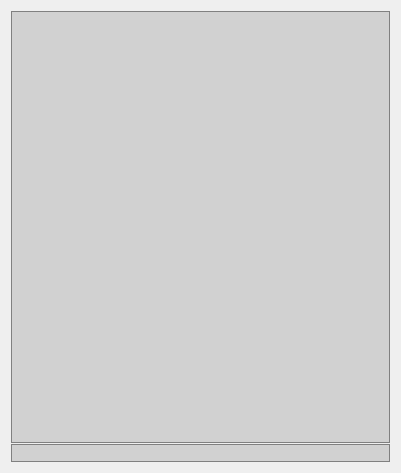
First picture: the form in branches/macjariel/client/chatwidget.ui, repository kubos741/kbang, before the edit.
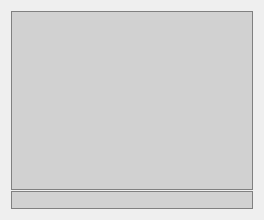
Second picture: the form after the edit.

```diff
--- a/branches/macjariel/client/chatwidget.ui
+++ b/branches/macjariel/client/chatwidget.ui
@@ -1,12 +1,12 @@
 <ui version="4.0" >
  <class>ChatWidget</class>
- <widget class="QWidget" name="ChatWidget" >
-  <property name="geometry" >
+ <widget class="QWidget" name="ChatWidget">
+  <property name="geometry">
    <rect>
     <x>0</x>
-    <y>0</y>
-    <width>401</width>
-    <height>473</height>
+    <y>126</y>
+    <width>264</width>
+    <height>220</height>
    </rect>
   </property>
   <property name="sizePolicy" >
@@ -18,12 +18,49 @@
   <property name="windowTitle" >
    <string>ChatWidget</string>
   </property>
-  <property name="styleSheet" >
-   <string notr="true" >QTextBrowser, QLineEdit {
+  <property name="styleSheet">
+   <string notr="true">QTextBrowser, QLineEdit {
   background-color: rgba(0, 0, 0, 32);
   border: 1px solid gray;
 }
+QScrollBar:vertical {
+	border: 1px solid grey;
+	background: rgba(0, 0, 0, 0);
+	width: 15px;
+	margin: 19px 0 19px 0;
+}
+QScrollBar::handle:vertical {
+	background: rgba(0, 0, 0, 32);
+	border-top: 1px solid grey;
+	border-bottom: 1px solid grey;
+	min-height: 45px;
+	margin-top: -1;
+	margin-bottom: -1;
+}
+QScrollBar::add-line:vertical {
+	border: 1px solid grey;
+	background: rgba(0, 0, 0, 32);
+	height: 15px;
+	subcontrol-position: bottom;
+	subcontrol-origin: margin;
+}
+QScrollBar::sub-line:vertical {
+	border: 1px solid grey;
+	background: rgba(0, 0, 0, 32);
+	height: 15px;
+	subcontrol-position: top;
+	subcontrol-origin: margin;
+}
 
+QScrollBar::up-arrow:vertical, QScrollBar::down-arrow:vertical {
+	border: 1px solid grey;
+	width: 5px;
+	height: 5px;
+	background: rgb(0, 0, 0, 32);
+}
+QScrollBar::add-page:vertical, QScrollBar::sub-page:vertical {
+	background: none;
+}
 </string>
   </property>
   <layout class="QVBoxLayout" name="verticalLayout" >
@@ -38,6 +75,13 @@
      <property name="horizontalScrollBarPolicy" >
       <enum>Qt::ScrollBarAsNeeded</enum>
      </property>
+     <property name="html">
+      <string>&lt;!DOCTYPE HTML PUBLIC &quot;-//W3C//DTD HTML 4.0//EN&quot; &quot;http://www.w3.org/TR/REC-html40/strict.dtd&quot;&gt;
+&lt;html&gt;&lt;head&gt;&lt;meta name=&quot;qrichtext&quot; content=&quot;1&quot; /&gt;&lt;style type=&quot;text/css&quot;&gt;
+p, li { white-space: pre-wrap; }
+&lt;/style&gt;&lt;/head&gt;&lt;body style=&quot; font-family:'DejaVu Sans'; font-size:9pt; font-weight:400; font-style:normal;&quot;&gt;
+&lt;p style=&quot;-qt-paragraph-type:empty; margin-top:0px; margin-bottom:0px; margin-left:0px; margin-right:0px; -qt-block-indent:0; text-indent:0px;&quot;&gt;&lt;/p&gt;&lt;/body&gt;&lt;/html&gt;</string>
+     </property>
     </widget>
    </item>
    <item>
```
Left out of the diff: 27 changed lines with no effect on the pictures.
